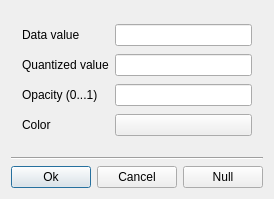
This is apps/vaporgui/guis/ui/ControlPointEditorBase.ui in yyr/vapor as Qt 5 draws it before an edit. The edited form follows.
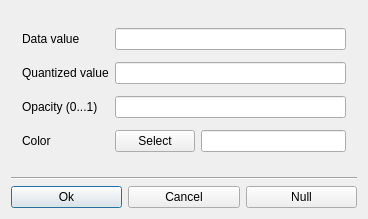
This is the edited form.

Commit message: Improvements to layout and color selection fixes

What changed in the file:
```diff
--- a/apps/vaporgui/guis/ui/ControlPointEditorBase.ui
+++ b/apps/vaporgui/guis/ui/ControlPointEditorBase.ui
@@ -6,8 +6,8 @@
    <rect>
     <x>0</x>
     <y>0</y>
-    <width>274</width>
-    <height>199</height>
+    <width>368</width>
+    <height>219</height>
    </rect>
   </property>
   <property name="windowTitle">
@@ -27,8 +27,6 @@
        <property name="frameShadow">
         <enum>QFrame::Raised</enum>
        </property>
-       <layout class="QHBoxLayout" name="horizontalLayout">
-        <item>
          <layout class="QGridLayout" name="gridLayout">
           <item row="0" column="0">
            <widget class="QLabel" name="_dataLabel">
@@ -84,15 +82,26 @@
            </widget>
           </item>
           <item row="3" column="1">
+         <layout class="QHBoxLayout" name="horizontalLayout">
+          <item>
            <widget class="QPushButton" name="_colorButton">
+            <property name="maximumSize">
+             <size>
+              <width>16777215</width>
+              <height>16777215</height>
+             </size>
+            </property>
             <property name="focusPolicy">
              <enum>Qt::NoFocus</enum>
             </property>
             <property name="text">
-             <string/>
+             <string>Select</string>
             </property>
            </widget>
           </item>
+          <item>
+           <widget class="QLineEdit" name="_colorEdit"/>
+          </item>
          </layout>
         </item>
        </layout>
```
Lines whose indentation alone changed are shown as unchanged. The commit also changes 6 other files.
